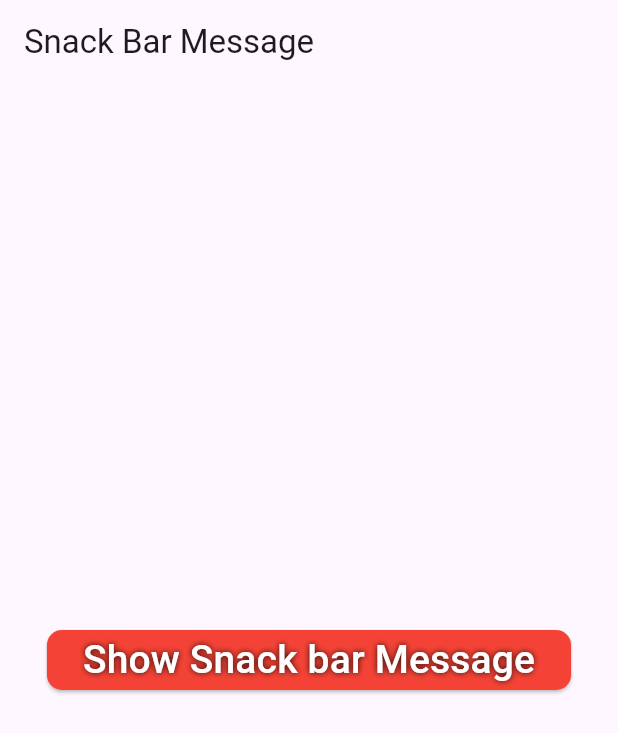
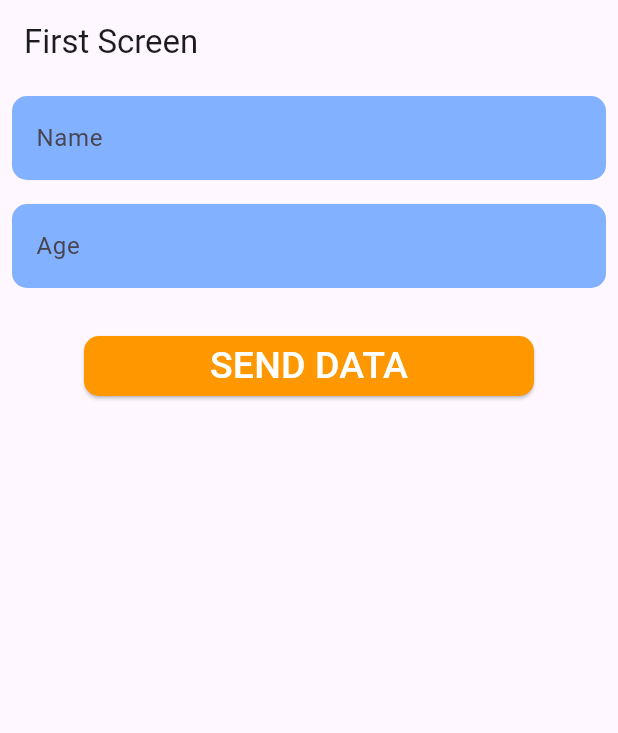
Before and after one commit to rahulkumardev24/flutter_all_widgets, a Flutter app: the screen it shows after launch, on a phone screen of 412 x 824 dp. Shown: the top 733 px of the screen. Run offline on Flutter 3.47's test engine with Material 3 defaults, Android fonts, the phone set to English and light mode, and no system bars; our stand-ins replace curved_navigation_bar.

Commit message:
data transfer

```diff
--- /dev/null
+++ b/lib/data_transfer/data_show_screen.dart
@@ -0,0 +1,42 @@
+import 'package:flutter/material.dart';
+
+class DataShowScreen extends StatefulWidget {
+  /// here we create constructor
+  String? name;
+  String? age;
+
+  DataShowScreen({super.key, required this.age, required this.name});
+
+  @override
+  State<DataShowScreen> createState() => _DataShowScreenState();
+}
+
+class _DataShowScreenState extends State<DataShowScreen> {
+  @override
+  Widget build(BuildContext context) {
+    return Scaffold(
+      appBar: AppBar(
+        title: const Text("Data Show Screen"),
+      ),
+      body: Center(
+        child: Column(
+          mainAxisAlignment: MainAxisAlignment.center,
+          crossAxisAlignment: CrossAxisAlignment.center,
+          children: [
+            Text(
+              widget.name ?? "not found ",
+              style: TextStyle(
+                  fontSize: 30, color: Colors.red, fontWeight: FontWeight.bold),
+            ),
+            Text(
+              widget.age ?? "not found ",
+              style: TextStyle(fontSize: 25, color: Colors.blueAccent),
+            ),
+          ],
+        ),
+      ),
+    );
+  }
+}
+
+/// this is my second screen
--- /dev/null
+++ b/lib/data_transfer/first_screen.dart
@@ -0,0 +1,84 @@
+import 'package:flutter/material.dart';
+import 'package:flutter_all_concept/data_transfer/data_show_screen.dart';
+
+class FirstScreen extends StatefulWidget {
+  const FirstScreen({super.key});
+
+  @override
+  State<FirstScreen> createState() => _FirstScreenState();
+}
+
+class _FirstScreenState extends State<FirstScreen> {
+  TextEditingController nameController = TextEditingController();
+  TextEditingController ageController = TextEditingController();
+  @override
+  Widget build(BuildContext context) {
+    return Scaffold(
+      appBar: AppBar(
+        title: const Text("First Screen"),
+      ),
+      body: Column(
+        children: [
+          Padding(
+            padding: const EdgeInsets.all(8.0),
+            child: TextField(
+              controller: nameController,
+              decoration: InputDecoration(
+                  border: OutlineInputBorder(
+                      borderSide: BorderSide.none,
+                      borderRadius: BorderRadius.circular(10)),
+                  fillColor: Colors.blueAccent.shade100,
+                  filled: true,
+                  hintText: "Enter name here",
+                  label: const Text("Name")),
+            ),
+          ),
+          Padding(
+            padding: const EdgeInsets.all(8.0),
+            child: TextField(
+              controller: ageController,
+              decoration: InputDecoration(
+                  border: OutlineInputBorder(
+                      borderSide: BorderSide.none,
+                      borderRadius: BorderRadius.circular(10)),
+                  fillColor: Colors.blueAccent.shade100,
+                  filled: true,
+                  hintText: "Enter age here",
+                  label: const Text("Age")),
+            ),
+          ),
+          const SizedBox(
+            height: 20,
+          ),
+          SizedBox(
+            width: 300,
+            child: ElevatedButton(
+              onPressed: () {
+                /// data send here
+                Navigator.push(
+                    context,
+                    MaterialPageRoute(
+                        builder: (context) => DataShowScreen(
+                            age: ageController.text.toString(),
+                            name: nameController.text.toString())));
+              },
+              style: ElevatedButton.styleFrom(
+                  backgroundColor: Colors.orange,
+                  shape: RoundedRectangleBorder(
+                      borderRadius: BorderRadius.circular(10))),
+              child: const Text(
+                "SEND DATA",
+                style: TextStyle(fontSize: 25, color: Colors.white),
+              ),
+            ),
+          )
+        ],
+      ),
+    );
+  }
+}
+
+/// in this video data transfer first screen two second screen
+/// first screen => First screen
+/// second screen => Data Show screen
+/// // check
--- a/lib/main.dart
+++ b/lib/main.dart
@@ -1,6 +1,7 @@
 import 'package:flutter/material.dart';
 import 'package:flutter_all_concept/bottom_navigation_screen.dart';
 import 'package:flutter_all_concept/curved_navigation_bar.dart';
+import 'package:flutter_all_concept/data_transfer/first_screen.dart';
 import 'package:flutter_all_concept/drawer_screen.dart';
 import 'package:flutter_all_concept/flutter_snackbar_screen.dart';
 import 'package:flutter_all_concept/menu_screen.dart';
@@ -21,6 +22,6 @@
           colorScheme: ColorScheme.fromSeed(seedColor: Colors.deepPurple),
           useMaterial3: true,
         ),
-        home: const FlutterSnackbarScreen());
+        home: const FirstScreen());
   }
 }
```
